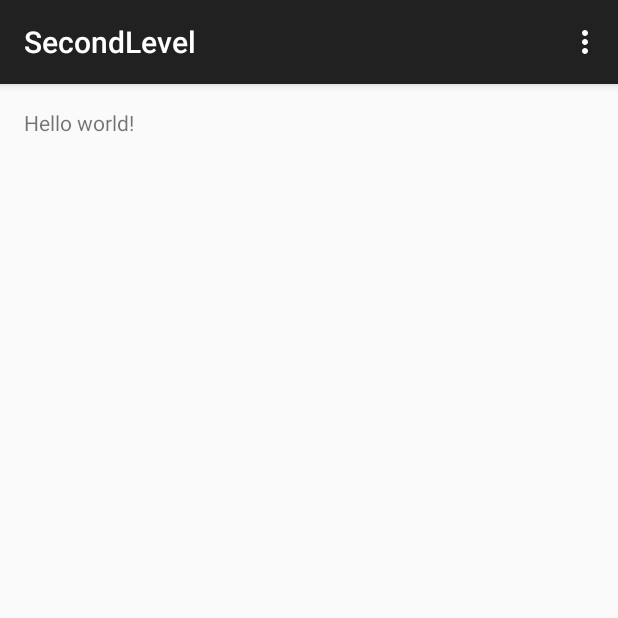
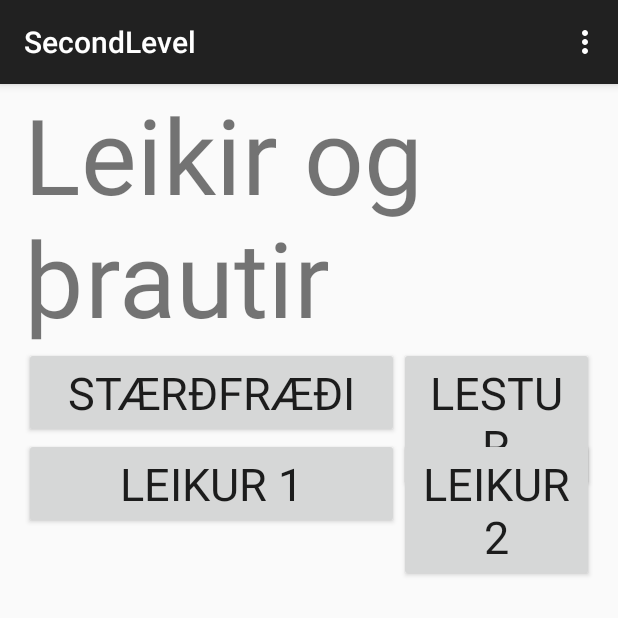
Before and after one commit to sbleika/Giskaland, an Android app: the SecondLevel screen opened directly, with no data from a screen before it, on a phone screen of 412 x 824 dp, the top half of it. Run offline under Robolectric (Android 15) with nearby library versions, the phone set to English and light mode, and no system bars.

Commit message:
2 og 3 level breytingar

```diff
--- a/Giskaland/app/src/main/res/layout/activity_second_level.xml
+++ b/Giskaland/app/src/main/res/layout/activity_second_level.xml
@@ -1,12 +1,46 @@
+<?xml version="1.0" encoding="utf-8"?>
 <RelativeLayout xmlns:android="http://schemas.android.com/apk/res/android"
-    xmlns:tools="http://schemas.android.com/tools" android:layout_width="match_parent"
-    android:layout_height="match_parent" android:paddingLeft="@dimen/activity_horizontal_margin"
-    android:paddingRight="@dimen/activity_horizontal_margin"
-    android:paddingTop="@dimen/activity_vertical_margin"
-    android:paddingBottom="@dimen/activity_vertical_margin"
-    tools:context="gl.giskaland.SecondLevel">
+    xmlns:tools="http://schemas.android.com/tools"
+    android:layout_width="fill_parent"
+    android:layout_height="fill_parent"
+    android:paddingLeft="16dp"
+    android:paddingRight="16dp"
+    tools:context="gl.giskaland.FirstLevelActivity">
 
-    <TextView android:text="@string/hello_world" android:layout_width="wrap_content"
-        android:layout_height="wrap_content" />
+    <!-- Temporary text view -->
+    <TextView
+        android:id="@+id/tmpGamesText"
+        android:text="@string/tmpGamesText"
+        android:layout_width="match_parent"
+        android:layout_height="wrap_content"
+        android:textSize="70sp"/>
+
+    <!-- Some games, example, no onclick -->
+
+    <Button
+        android:id="@+id/buttonGameOne"
+        android:text="@string/gameOne"
+        style="@style/button_style_two"
+        android:layout_below="@+id/tmpGamesText"/>
+
+    <Button
+        android:id="@+id/buttonGameTwo"
+        android:text="@string/gameTwo"
+        style="@style/button_style_two"
+        android:layout_below="@+id/tmpGamesText"
+        android:layout_toRightOf="@+id/buttonGameOne"/>
+
+    <Button
+        android:id="@+id/buttonGameThree"
+        android:text="@string/gameThree"
+        style="@style/button_style_two"
+        android:layout_below="@+id/buttonGameOne"/>
+
+    <Button
+        android:id="@+id/buttonGameFour"
+        android:text="@string/gameFour"
+        style="@style/button_style_two"
+        android:layout_below="@+id/buttonGameOne"
+        android:layout_toRightOf="@+id/buttonGameThree"/>
 
 </RelativeLayout>
--- a/Giskaland/app/src/main/res/values/strings.xml
+++ b/Giskaland/app/src/main/res/values/strings.xml
@@ -14,10 +14,10 @@
     <string name="thirdLevel">8 - 9 ára</string>
 
     <!-- Games, just example -->
-    <string name="gameOne">Leikur 1</string>
-    <string name="gameTwo">Leikur 2</string>
-    <string name="gameThree">Leikur 3</string>
-    <string name="gameFour">Leikur 4</string>
+    <string name="gameOne">Stærðfræði</string>
+    <string name="gameTwo">Lestur</string>
+    <string name="gameThree">Leikur 1</string>
+    <string name="gameFour">Leikur 2</string>
     <string name="title_activity_four_year">FourYearActivity</string>
     <string name="hello_world">Hello world!</string>
     <string name="a_string">Hello world!</string>
```
Also changed, not shown: Giskaland/app/src/main/res/layout/activity_third_level.xml (+42 -7 lines).
